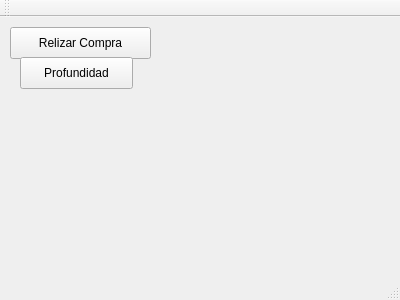
Old version of the form cliente_1/mainwindow.ui in the repository danialvaradob/Datos_Sockets_3.
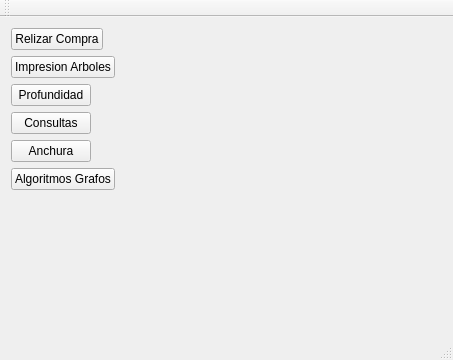
New version of the form.

Diff of the .ui file:
```diff
--- a/cliente_1/mainwindow.ui
+++ b/cliente_1/mainwindow.ui
@@ -6,40 +6,58 @@
    <rect>
     <x>0</x>
     <y>0</y>
-    <width>400</width>
-    <height>300</height>
+    <width>453</width>
+    <height>360</height>
    </rect>
   </property>
   <property name="windowTitle">
    <string>MainWindow</string>
   </property>
   <widget class="QWidget" name="centralWidget">
+   <layout class="QFormLayout" name="formLayout">
+    <item row="0" column="0">
    <widget class="QPushButton" name="pushButton">
-    <property name="geometry">
-     <rect>
-      <x>10</x>
-      <y>10</y>
-      <width>141</width>
-      <height>32</height>
-     </rect>
-    </property>
     <property name="text">
      <string>Relizar Compra</string>
     </property>
    </widget>
+    </item>
+    <item row="2" column="0">
    <widget class="QPushButton" name="pushButton_2">
-    <property name="geometry">
-     <rect>
-      <x>20</x>
-      <y>40</y>
-      <width>113</width>
-      <height>32</height>
-     </rect>
-    </property>
     <property name="text">
      <string>Profundidad</string>
     </property>
    </widget>
+    </item>
+    <item row="3" column="0">
+     <widget class="QPushButton" name="pushButton_3">
+      <property name="text">
+       <string>Consultas</string>
+      </property>
+     </widget>
+    </item>
+    <item row="1" column="0">
+     <widget class="QPushButton" name="pushButton_4">
+      <property name="text">
+       <string>Impresion Arboles</string>
+      </property>
+     </widget>
+    </item>
+    <item row="4" column="0">
+     <widget class="QPushButton" name="pushButton_5">
+      <property name="text">
+       <string>Anchura</string>
+      </property>
+     </widget>
+    </item>
+    <item row="5" column="0">
+     <widget class="QPushButton" name="pushButton_6">
+      <property name="text">
+       <string>Algoritmos Grafos</string>
+      </property>
+     </widget>
+    </item>
+   </layout>
   </widget>
   <widget class="QMenuBar" name="menuBar">
    <property name="geometry">
```
Left out of the diff: 2 changed lines with no effect on the pictures. Lines whose indentation alone changed are shown as unchanged.
